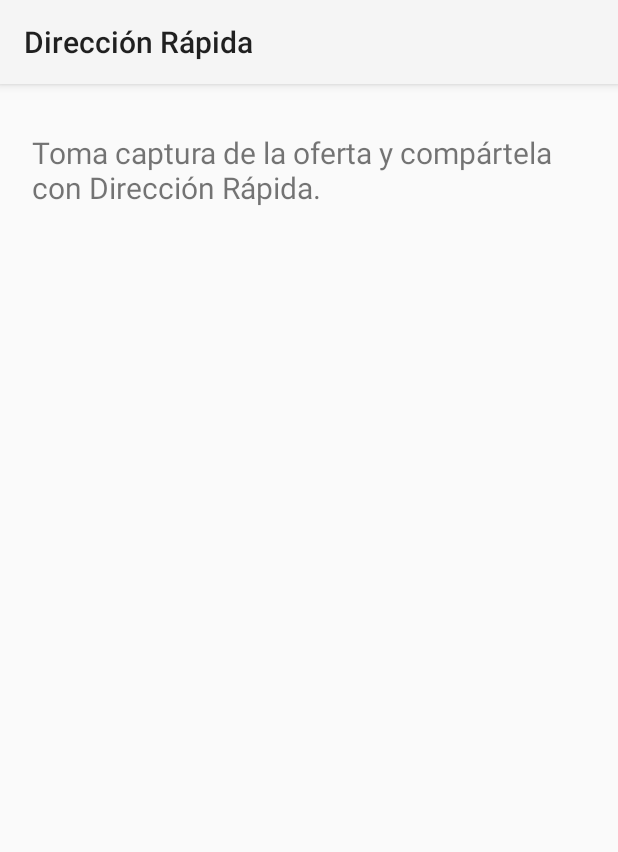
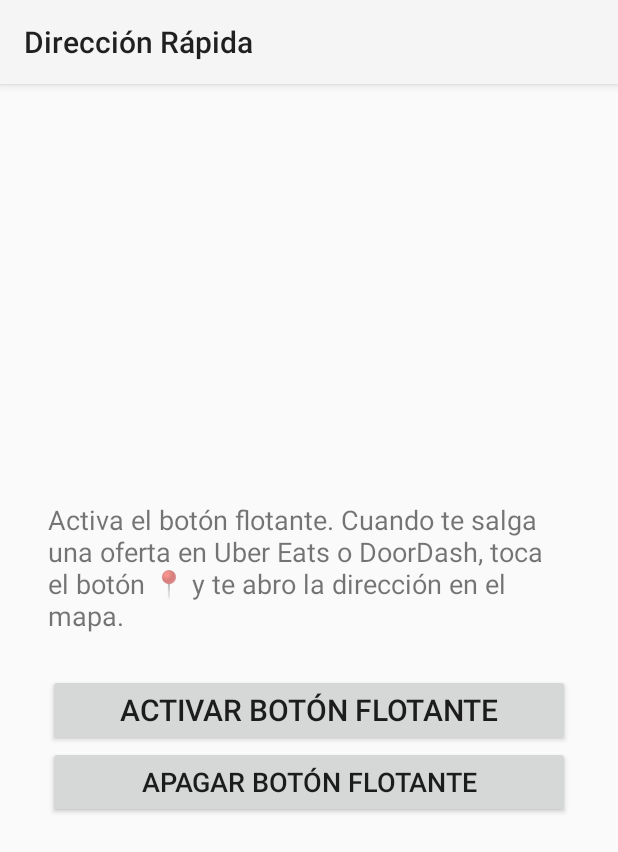
Before and after one commit to llkkgsales2026/Direccionrapida, an Android app: the screen it shows after launch (MainActivity), on a phone screen of 412 x 824 dp. Shown: the top 852 px of the screen. Run offline under Robolectric (Android 15) with nearby library versions, the phone set to English and light mode, and no system bars.

Commit message:
Update MainActivity.kt

```diff
--- a/app/src/main/java/com/luis/direccionrapida/MainActivity.kt
+++ b/app/src/main/java/com/luis/direccionrapida/MainActivity.kt
@@ -2,93 +2,91 @@ package com.luis.direccionrapida
 
 import android.app.Activity
 import android.content.Intent
+import android.graphics.BitmapFactory
+import android.media.projection.MediaProjectionManager
 import android.net.Uri
+import android.os.Build
 import android.os.Bundle
+import android.provider.Settings
+import android.view.Gravity
 import android.widget.Button
 import android.widget.LinearLayout
-import android.widget.ScrollView
 import android.widget.TextView
-import com.google.mlkit.vision.common.InputImage
-import com.google.mlkit.vision.text.TextRecognition
-import com.google.mlkit.vision.text.latin.TextRecognizerOptions
+import android.widget.Toast
 
 class MainActivity : Activity() {
 
-    private val claves = listOf(
-        "calle", "ave", "avenida", "carr", "carretera", "urb", "bo.", "barrio",
-        "pr-", "cond", "sector", "camino", "parcela",
-        "caguas", "san juan", "bayamón", "carolina", "gurabo", "cidra",
-        "aguas buenas", "san lorenzo", "juncos", "guaynabo", "trujillo alto",
-        "cayey", "humacao", "río piedras"
-    )
-    private lateinit var lista: LinearLayout
+    private val pedirCaptura = 100
 
     override fun onCreate(savedInstanceState: Bundle?) {
         super.onCreate(savedInstanceState)
-        val scroll = ScrollView(this)
-        lista = LinearLayout(this).apply {
+        val col = LinearLayout(this).apply {
             orientation = LinearLayout.VERTICAL
-            setPadding(32, 48, 32, 32)
+            gravity = Gravity.CENTER
+            setPadding(48, 48, 48, 48)
         }
-        scroll.addView(lista)
-        setContentView(scroll)
-        procesar(intent)
+        col.addView(TextView(this).apply {
+            text = "Activa el botón flotante. Cuando te salga una oferta en Uber Eats o DoorDash, toca el botón 📍 y te abro la dirección en el mapa."
+            textSize = 18f
+            setPadding(0, 0, 0, 40)
+        })
+        col.addView(Button(this).apply {
+            text = "Activar botón flotante"
+            textSize = 20f
+            setOnClickListener { activar() }
+        })
+        col.addView(Button(this).apply {
+            text = "Apagar botón flotante"
+            textSize = 18f
+            setOnClickListener {
+                stopService(Intent(this@MainActivity, BotonFlotanteService::class.java))
+                Toast.makeText(this@MainActivity, "Botón apagado", Toast.LENGTH_SHORT).show()
+            }
+        })
+        setContentView(col)
+        if (Build.VERSION.SDK_INT >= 33) {
+            requestPermissions(arrayOf(android.Manifest.permission.POST_NOTIFICATIONS), 1)
+        }
+        manejarCompartido(intent)
     }
 
-    override fun onNewIntent(nuevo: Intent) {
-        super.onNewIntent(nuevo)
-        procesar(nuevo)
+    override fun onNewIntent(intent: Intent) {
+        super.onNewIntent(intent)
+        manejarCompartido(intent)
     }
 
-    @Suppress("DEPRECATION")
-    private fun procesar(i: Intent?) {
-        lista.removeAllViews()
-        val uri: Uri? = if (i?.action == Intent.ACTION_SEND)
-            i.getParcelableExtra(Intent.EXTRA_STREAM) else null
-        if (uri == null) {
-            titulo("Toma captura de la oferta y compártela con Dirección Rápida.")
+    private fun activar() {
+        if (!Settings.canDrawOverlays(this)) {
+            Toast.makeText(this, "Activa el permiso para mostrar sobre otras apps y vuelve", Toast.LENGTH_LONG).show()
+            startActivity(Intent(Settings.ACTION_MANAGE_OVERLAY_PERMISSION, Uri.parse("package:$packageName")))
             return
         }
-        titulo("Leyendo captura...")
-        try {
-            val img = InputImage.fromFilePath(this, uri)
-            TextRecognition.getClient(TextRecognizerOptions.DEFAULT_OPTIONS)
-                .process(img)
-                .addOnSuccessListener { r ->
-                    mostrar(r.textBlocks.flatMap { it.lines }
-                        .map { it.text.trim() }
-                        .filter { it.length > 3 })
-                }
-                .addOnFailureListener { titulo("No pude leer la imagen.") }
-        } catch (e: Exception) {
-            titulo("No pude abrir la imagen.")
+        val mpm = getSystemService(MediaProjectionManager::class.java)
+        startActivityForResult(mpm.createScreenCaptureIntent(), pedirCaptura)
+    }
+
+    @Deprecated("Deprecated in Java")
+    override fun onActivityResult(requestCode: Int, resultCode: Int, data: Intent?) {
+        super.onActivityResult(requestCode, resultCode, data)
+        if (requestCode == pedirCaptura && resultCode == RESULT_OK && data != null) {
+            val i = Intent(this, BotonFlotanteService::class.java)
+                .putExtra("code", resultCode)
+                .putExtra("data", data)
+            if (Build.VERSION.SDK_INT >= 26) startForegroundService(i) else startService(i)
+            moveTaskToBack(true)
         }
     }
 
-    private fun mostrar(lineas: List<String>) {
-        lista.removeAllViews()
-        val buenas = lineas.filter { l -> claves.any { l.lowercase().contains(it) } }
-        titulo("Toca una línea para verla en el mapa:")
-        (buenas + lineas.filter { it !in buenas }).forEach { l ->
-            lista.addView(Button(this).apply {
-                text = l
-                isAllCaps = false
-                if (l in buenas) setBackgroundColor(0xFF4CAF50.toInt())
-                setOnClickListener { abrirMapa(l) }
-            })
+    private fun manejarCompartido(i: Intent?) {
+        if (i?.action != Intent.ACTION_SEND) return
+        val uri: Uri? = if (Build.VERSION.SDK_INT >= 33) {
+            i.getParcelableExtra(Intent.EXTRA_STREAM, Uri::class.java)
+        } else {
+            @Suppress("DEPRECATION")
+            i.getParcelableExtra(Intent.EXTRA_STREAM)
         }
-    }
-
-    private fun abrirMapa(t: String) {
-        val q = Uri.encode("$t, Puerto Rico")
-        startActivity(Intent(Intent.ACTION_VIEW, Uri.parse("geo:0,0?q=$q")))
-    }
-
-    private fun titulo(t: String) {
-        lista.addView(TextView(this).apply {
-            text = t
-            textSize = 20f
-            setPadding(0, 0, 0, 24)
-        })
+        if (uri == null) return
+        val bmp = contentResolver.openInputStream(uri)?.use { BitmapFactory.decodeStream(it) } ?: return
+        LectorDireccion.leerYAbrir(this, bmp)
     }
 }
```
